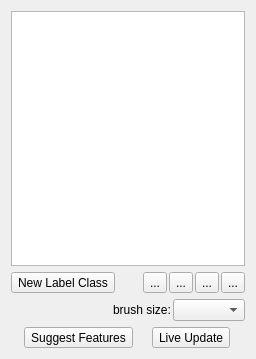
Qt form ilastik/applets/pixelClassification/labelingDrawer.ui (ilastik/ilastik) before a commit.
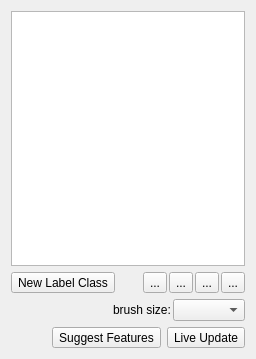
The same form after that commit. Icons and pictures are not drawn. Custom widgets are drawn as their Qt base class.

Commit message: Labeling: Right-align Continue buttons

The edit to the form file:
```diff
--- a/ilastik/applets/pixelClassification/labelingDrawer.ui
+++ b/ilastik/applets/pixelClassification/labelingDrawer.ui
@@ -176,6 +176,19 @@
    </item>
    <item>
     <layout class="QHBoxLayout" name="horizontalLayout_2">
+     <item>
+      <spacer name="horizontalSpacer_4">
+       <property name="orientation">
+        <enum>Qt::Horizontal</enum>
+       </property>
+          <property name="sizeHint" stdset="0">
+              <size>
+                  <width>20</width>
+                  <height>20</height>
+              </size>
+          </property>
+      </spacer>
+     </item>
      <item>
       <widget class="QToolButton" name="suggestFeaturesButton">
        <property name="sizePolicy">
```
Left out of the diff: 2 changed lines with no effect on the pictures.
